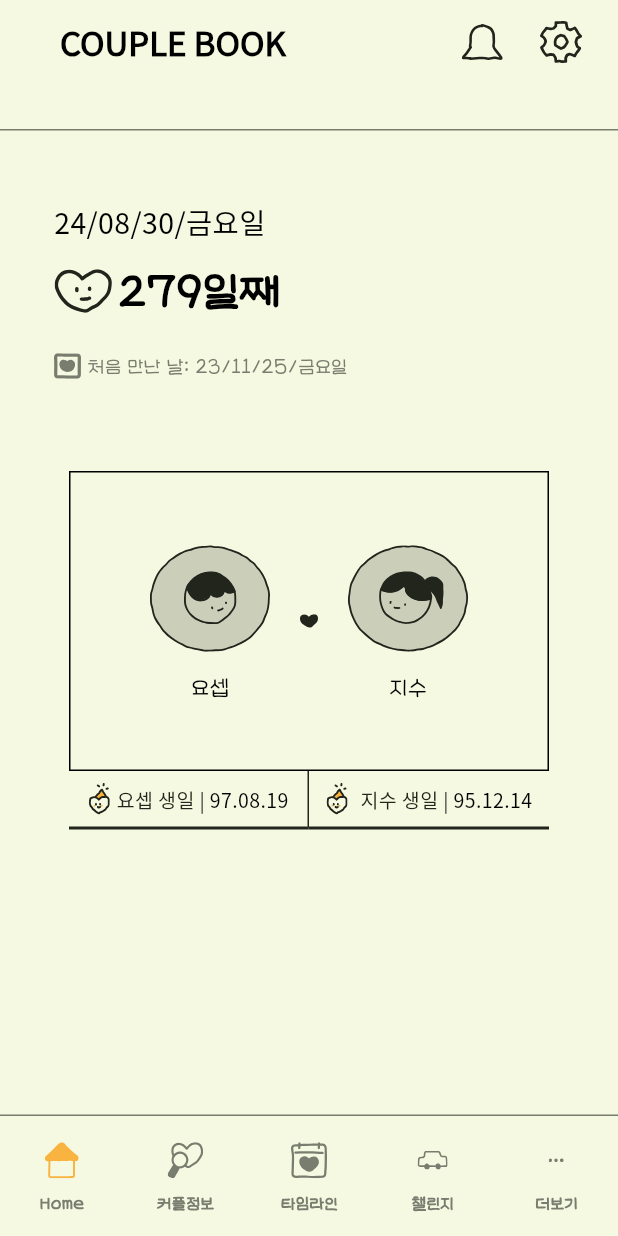
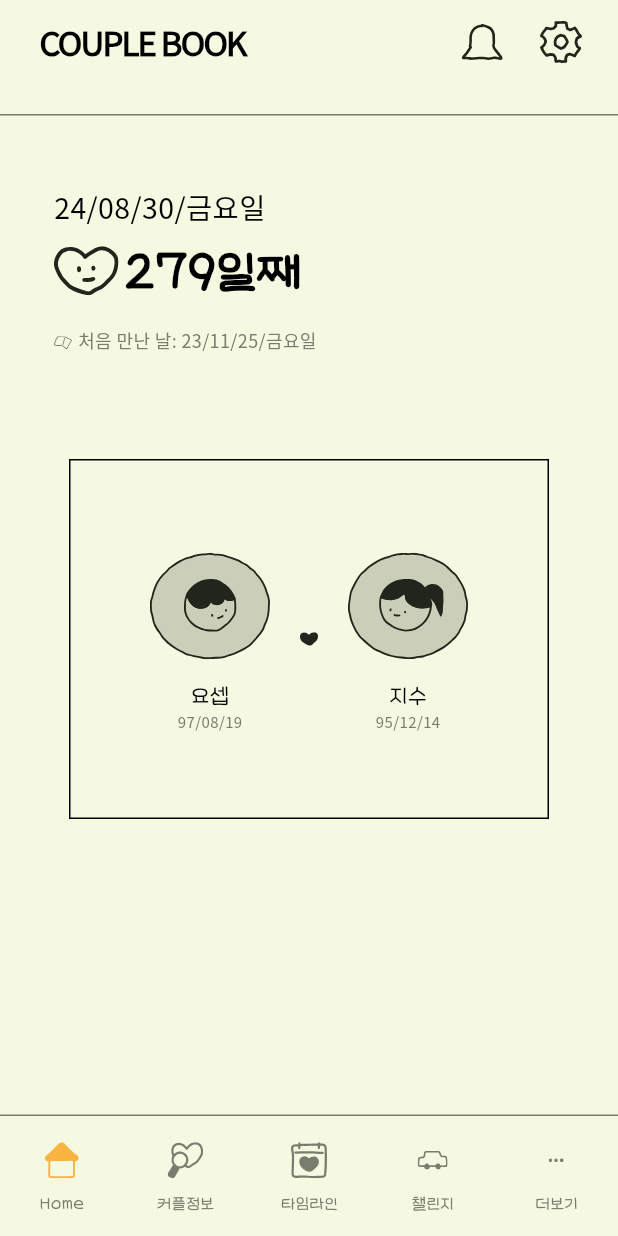
Before and after one commit to coupleBook/couple-book-app, a Flutter app: the screen it shows after launch, on a phone screen of 412 x 824 dp. Run offline on Flutter 3.47's test engine with Material 3 defaults, Android fonts, the light colour scheme and no system bars; our stand-ins replace flutter_riverpod, flutter_svg, go_router.

Commit message:
메인 디자인 변경 및 패키지명 변경

```diff
--- a/lib/gen/assets.gen.dart
+++ b/lib/gen/assets.gen.dart
@@ -46,6 +46,7 @@ class $AssetsIconsGen {
 
   SvgGenImage get botLineIcon => const SvgGenImage('assets/icons/bot_line.svg');
   SvgGenImage get HBDIcon => const SvgGenImage('assets/icons/HBD.svg');
+  SvgGenImage get bookIcon => const SvgGenImage('assets/icons/book.svg');
 
   /// Non-selected
   SvgGenImage get challengeIcon_off => const SvgGenImage('assets/icons/challenge_off.svg');
@@ -55,6 +56,7 @@ class $AssetsIconsGen {
   SvgGenImage get noticeIcon_n => const SvgGenImage('assets/icons/notice_n.svg');
   SvgGenImage get settingIcon_n => const SvgGenImage('assets/icons/setting_n.svg');
   SvgGenImage get timelineIcon_off => const SvgGenImage('assets/icons/timeline_off.svg');
+  SvgGenImage get pencilIcon_off => const SvgGenImage('assets/icons/pencil_off.svg');
 
   /// Selected
   SvgGenImage get homeIcon_on => const SvgGenImage('assets/icons/home_on.svg');
@@ -84,6 +86,7 @@ class $AssetsIconsGen {
         , c_naverIcon
         , botLineIcon
         , HBDIcon
+        , bookIcon
         /// ICONS - Non-selected
         , homeIcon_off
         , challengeIcon_off
@@ -92,6 +95,7 @@ class $AssetsIconsGen {
         , noticeIcon_n
         , settingIcon_n
         , timelineIcon_off
+        , pencilIcon_off
         /// ICONS - selected
         , homeIcon_on
         , challengeIcon_on
--- a/lib/l10n/l10n.dart
+++ b/lib/l10n/l10n.dart
@@ -1,6 +1,6 @@
-import 'package:COUPLE_BOOK/l10n/app_localizations.dart';
-import 'package:COUPLE_BOOK/l10n/app_localizations_en.dart';
-import 'package:COUPLE_BOOK/main.dart';
+import 'package:couple_book/l10n/app_localizations.dart';
+import 'package:couple_book/l10n/app_localizations_en.dart';
+import 'package:couple_book/main.dart';
 
 AppLocalizations get l10n {
   final context = CoupleBookApp.navKey.currentContext;
--- a/lib/main.dart
+++ b/lib/main.dart
@@ -1,4 +1,4 @@
-import 'package:COUPLE_BOOK/router.dart';
+import 'package:couple_book/router.dart';
 import 'package:flutter/material.dart';
 import 'package:flutter_riverpod/flutter_riverpod.dart';
 
--- a/lib/pages/home/page.dart
+++ b/lib/pages/home/page.dart
@@ -1,8 +1,8 @@
 // HomePage.dart
 
-import 'package:COUPLE_BOOK/gen/colors.gen.dart';
-import 'package:COUPLE_BOOK/pages/home/widget/home_app_bar.dart';
-import 'package:COUPLE_BOOK/pages/home/widget/main_dday.dart';
+import 'package:couple_book/gen/colors.gen.dart';
+import 'package:couple_book/pages/home/widget/home_app_bar.dart';
+import 'package:couple_book/pages/home/widget/main_dday.dart';
 import 'package:flutter/material.dart';
 import 'package:intl/intl.dart'; // intl 패키지 추가
 
@@ -59,11 +59,12 @@ class _HomePageState extends State<HomePage> {
           ),
           NavigationBarTheme(
             data: NavigationBarThemeData(
+              overlayColor: MaterialStateProperty.all(Colors.transparent), // 터치 피드백 색상 제거
               labelTextStyle: MaterialStateProperty.all(
                 const TextStyle(
                   fontFamily: 'Iseoyunchae',
                   fontSize: 12,
-                  fontWeight: FontWeight.bold,
+                  fontWeight: FontWeight.w300,
                   color: ColorName.defaultGray,
                 ),
               ),
--- a/lib/pages/home/widget/home_app_bar.dart
+++ b/lib/pages/home/widget/home_app_bar.dart
@@ -1,4 +1,4 @@
-import 'package:COUPLE_BOOK/style/text_style.dart';
+import 'package:couple_book/style/text_style.dart';
 import 'package:flutter/material.dart';
 
 import '../../../gen/assets.gen.dart';
@@ -24,7 +24,7 @@ class HomeAppBar extends StatelessWidget implements PreferredSizeWidget {
           AppBar(
             title: Container(
               alignment: Alignment.centerLeft,
-              margin: const EdgeInsets.only(left: 24),
+              margin: const EdgeInsets.only(left: 11),
               child: const AppText(
                 'COUPLE BOOK',
                 style: TypoStyle.notoSansBold22,
@@ -72,7 +72,7 @@ class HomeAppBar extends StatelessWidget implements PreferredSizeWidget {
           ),
           // AppBar 아래에 라인을 추가합니다.
           Container(
-            margin: const EdgeInsets.only(top: 30), // 라인의 위치를 더 아래로 내립니다.
+            margin: const EdgeInsets.only(top: 20), // 라인의 위치를 더 아래로 내립니다.
             color: ColorName.defaultGray, // 라인의 색상
             height: 1.0, // 라인의 두께
           ),
--- a/lib/pages/home/widget/main_dday.dart
+++ b/lib/pages/home/widget/main_dday.dart
@@ -1,4 +1,4 @@
-import 'package:COUPLE_BOOK/gen/colors.gen.dart';
+import 'package:couple_book/gen/colors.gen.dart';
 import 'package:flutter/material.dart';
 import '../../../../gen/assets.gen.dart';
 import '../../../style/text_style.dart';
@@ -22,7 +22,8 @@ class MainDdayView extends StatelessWidget {
       child: Column(
         crossAxisAlignment: CrossAxisAlignment.start, // 좌측 정렬
         children: [
-          const SizedBox(height: 24.0), // 텍스트 간격 조정
+          const SizedBox(height: 24.0),
+
           // 오늘 날짜 텍스트
           Padding(
             padding: const EdgeInsets.only(left: 20.0), // 왼쪽 패딩 추가로 오른쪽으로 이동
@@ -31,7 +32,8 @@ class MainDdayView extends StatelessWidget {
               style: TypoStyle.notoSansR19_1_4,
             ),
           ),
-          const SizedBox(height: 8.0), // 날짜와 하트+일째 사이 간격
+          const SizedBox(height: 2.0), // 날짜와 하트+일째 사이 간격
+
           // 하트와 D-day 정보가 있는 Row
           Padding(
             padding: const EdgeInsets.only(left: 20.0), // 왼쪽 패딩 추가로 오른쪽으로 이동
@@ -39,8 +41,8 @@ class MainDdayView extends StatelessWidget {
               crossAxisAlignment: CrossAxisAlignment.center,
               children: [
                 Assets.icons.heartContent.svg(
-                  width: 39,
-                  height: 29,
+                  width: 43,
+                  height: 33,
                 ),
                 const SizedBox(width: 4.0), // 하트와 D-day 사이 간격
                 Row(
@@ -59,34 +61,37 @@ class MainDdayView extends StatelessWidget {
               ],
             ),
           ),
-          const SizedBox(height: 16.0), // 텍스트 간격 조정
-          // 첫 만남 날짜 정보 (이 부분은 왼쪽에 그대로 남겨둡니다)
-        Padding(
-          padding: const EdgeInsets.only(left: 20.0), // 왼쪽 패딩 추가로 오른쪽으로 이동
-          child: Row(
+          const SizedBox(height: 12.0), // 텍스트 간격 조정
+
+          Padding(
+            padding: const EdgeInsets.only(left: 20.0), // 왼쪽 패딩 추가로 오른쪽으로 이동
+            child: Row(
               mainAxisAlignment: MainAxisAlignment.start,
               children: [
-                Assets.icons.heartBoxContent.svg(
-                  width: 18,
-                  height: 17,
+                Padding(
+                  padding: const EdgeInsets.only(top: 2.0), // 아래쪽으로 2.0의 패딩을 추가
+                  child: Assets.icons.bookIcon.svg(
+                    width: 12,
+                    height: 11,
+                  ),
                 ),
                 const SizedBox(width: 4.0),
                 AppText(
                   '처음 만난 날: 23/11/25/금요일',
-                  style: TypoStyle.seoyunR19_1_4.copyWith(fontSize: 14),
+                  style: TypoStyle.notoSansR19_1_4.copyWith(fontSize: 12),
                   color: ColorName.defaultGray,
                 ),
               ],
             ),
-        ),
-          const SizedBox(height: 60.0), // 상단 내용과 프로필 박스 사이 간격
 
+          ),
+          const SizedBox(height: 70.0), // 상단 내용과 프로필 박스 사이 간격
 
           // 네모 박스 (이미지)와 프로필 정보
           Center(
             child: Container(
               width: 320, // 너비 조정
-              height: 200, // 높이 조정
+              height: 240, // 높이 조정
               decoration: BoxDecoration(
                 color: ColorName.backgroundColor, // 배경색 설정
                 border: Border.all(
@@ -116,6 +121,11 @@ class MainDdayView extends StatelessWidget {
                             '요셉',
                             style: TypoStyle.seoyunR19_1_4.copyWith(fontSize: 16),
                           ),
+                          AppText(
+                            '97/08/19',
+                            style: TypoStyle.notoSansR13_1_4.copyWith(fontSize: 10),
+                            color: ColorName.defaultGray,
+                          ),
                         ],
                       ),
                       const SizedBox(width: 20.0), // 두 프로필 아이콘 사이의 간격
@@ -125,6 +135,7 @@ class MainDdayView extends StatelessWidget {
                       ),
                       const SizedBox(width: 20.0), // 두 프로필 아이콘 사이의 간격
                       Column(
+                        mainAxisAlignment: MainAxisAlignment.center, // 중앙 정렬
                         children: [
                           Assets.icons.profileFemaleContent.svg(
                             width: 80,
@@ -135,91 +146,14 @@ class MainDdayView extends StatelessWidget {
                             '지수',
                             style: TypoStyle.seoyunR19_1_4.copyWith(fontSize: 16),
                           ),
+                          AppText(
+                            '95/12/14',
+                            style: TypoStyle.notoSansR13_1_4.copyWith(fontSize: 10),
+                            color: ColorName.defaultGray,
+                          ),
                         ],
                       ),
                     ],
-                  ),
-                ],
-              ),
-            ),
-          ),
-
-
-
-          Center(
-            child: Container(
-              width: 320, // 네모 박스와 동일한 너비로 설정
-              child: Row(
-                children: [
-                  Expanded(
-                    child: Container(
-                      padding: const EdgeInsets.symmetric(vertical: 8.0),
-                      decoration: const BoxDecoration(
-                        border: Border(
-                          right: BorderSide(
-                            color: ColorName.defaultBlack, // 두 박스 사이의 경계선
-                            width: 1.0,
-                          ),
-                          bottom: BorderSide(
-                            color: ColorName.defaultBlack, // 하단 경계선 색상
-                            width: 2.0, // 하단 경계선 두께
-                          ),
-                        ),
-                      ),
-                      child: Row(
-                        mainAxisAlignment: MainAxisAlignment.center, // 내부 Row 중앙 정렬
-                        crossAxisAlignment: CrossAxisAlignment.center,
-                        children: [
-                          Assets.icons.HBDIcon.svg(
-                            width: 15,
-                            height: 21,
-                          ),
-                          const SizedBox(width: 4.0),
-                          const AppText(
-                            '요셉 생일 ',
-                            style: TypoStyle.notoSansR13_1_4,
-                            color: ColorName.defaultBlack,
-                          ),
-                          const AppText(
-                            '| 97.08.19',
-                            style: TypoStyle.notoSansR13_1_4,
-                          ),
-                        ],
-                      ),
-                    ),
-                  ),
-                  Expanded(
-                    child: Container(
-                      padding: const EdgeInsets.symmetric(vertical: 8.0),
-                      decoration: const BoxDecoration(
-                        border: Border(
-                          bottom: BorderSide(
-                            color: ColorName.defaultBlack, // 하단 경계선 색상
-                            width: 2.0, // 하단 경계선 두께
-                          ),
-                        ),
-                      ),
-                      child: Row(
-                        mainAxisAlignment: MainAxisAlignment.center, // 내부 Row 중앙 정렬
-                        crossAxisAlignment: CrossAxisAlignment.center,
-                        children: [
-                          Assets.icons.HBDIcon.svg(
-                            width: 15,
-                            height: 21,
-                          ),
-                          const SizedBox(width: 8.0),
-                          const AppText(
-                            '지수 생일 ',
-                            style: TypoStyle.notoSansR13_1_4,
-                            color: ColorName.defaultBlack,
-                          ),
-                          const AppText(
-                            '| 95.12.14',
-                            style: TypoStyle.notoSansR13_1_4,
-                          ),
-                        ],
-                      ),
-                    ),
                   ),
                 ],
               ),
--- a/lib/pages/login/page.dart
+++ b/lib/pages/login/page.dart
@@ -1,4 +1,4 @@
-import 'package:COUPLE_BOOK/gen/colors.gen.dart';
+import 'package:couple_book/gen/colors.gen.dart';
 import 'package:flutter/material.dart';
 import '../../gen/assets.gen.dart';
 import '../../style/text_style.dart';
--- a/lib/router.dart
+++ b/lib/router.dart
@@ -1,6 +1,6 @@
-import 'package:COUPLE_BOOK/pages/home/page.dart';
-import 'package:COUPLE_BOOK/pages/login/page.dart';
-import 'package:COUPLE_BOOK/pages/splash/page.dart';
+import 'package:couple_book/pages/home/page.dart';
+import 'package:couple_book/pages/login/page.dart';
+import 'package:couple_book/pages/splash/page.dart';
 import 'package:go_router/go_router.dart';
 import 'main.dart';
 
--- a/lib/style/text_style.dart
+++ b/lib/style/text_style.dart
@@ -50,7 +50,7 @@ class TypoStyle {
 
   static const seoyunB32_1_5 = TextStyle(
     fontFamily: 'Iseoyunchae',
-    fontSize: 32,
+    fontSize: 35,
     height: 1.5,
     fontWeight: FontWeight.bold,
   );
@@ -106,6 +106,7 @@ class TypoStyle {
     fontFamily: 'NotoSansKR',
     fontSize: 22,
     fontWeight: FontWeight.w900,
+    letterSpacing: -1.2, // 자간을 줄이기 위해 음수 값 설정
   );
 
 
--- a/pubspec.yaml
+++ b/pubspec.yaml
@@ -1,4 +1,4 @@
-name: COUPLE_BOOK
+name: couple_book
 description: "Couple Book"
 publish_to: 'none' # Remove this line if you wish to publish to pub.dev
 
```
Also changed, not shown: assets/icons/book.svg (added), assets/icons/pencil_off.svg (added), 1 other file.
